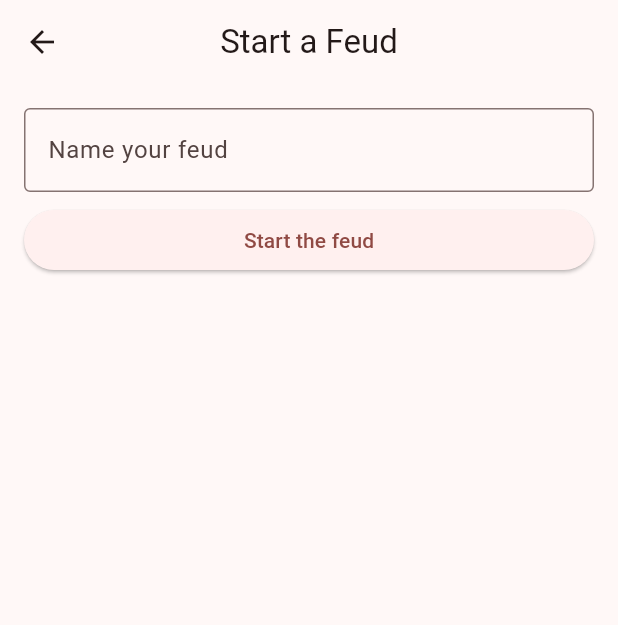
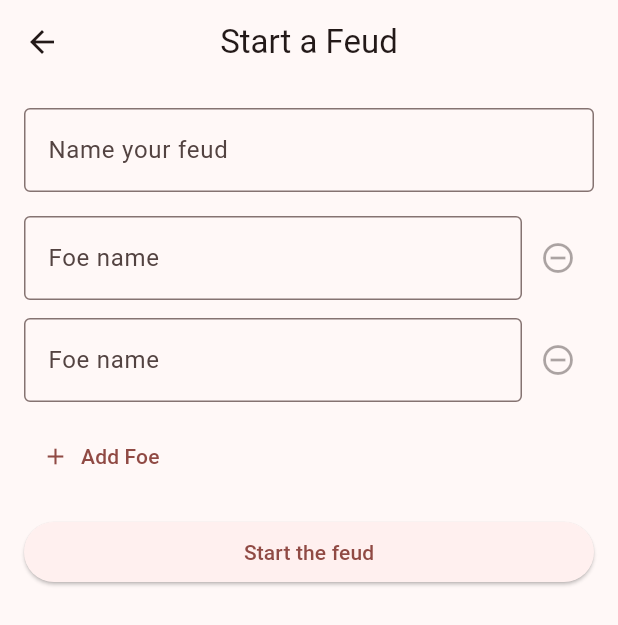
Before and after one commit to fravl/friendly-feuds, a Flutter app: the FeudStarterScreen screen opened directly, on a phone screen of 412 x 824 dp. Shown: the top 625 px of the screen. Run offline on Flutter 3.47's test engine with Material 3 defaults, Android fonts, the phone set to English and light mode, and no system bars; drawn by our look-alikes of flutter_form_builder; our stand-ins replace form_builder_validators, get, google_fonts, hive_ce, hive_ce_flutter; accounts and stored records are empty; Roboto replaces fonts that are missing (Comic Neue, Nosifer).

Commit message:
feat: add foes via feud form

```diff
--- a/lib/widgets/feud_form.dart
+++ b/lib/widgets/feud_form.dart
@@ -3,18 +3,50 @@ import 'package:flutter_form_builder/flutter_form_builder.dart';
 import 'package:form_builder_validators/form_builder_validators.dart';
 
 import '../models/feud.dart';
+import '../models/foe.dart';
 
-class FeudForm extends StatelessWidget {
+class FeudForm extends StatefulWidget {
   final void Function(Feud) onSubmit;
+
+  const FeudForm({super.key, required this.onSubmit});
+
+  @override
+  State<FeudForm> createState() => _FeudFormState();
+}
+
+class _FeudFormState extends State<FeudForm> {
   final _formKey = GlobalKey<FormBuilderState>();
 
-  FeudForm({super.key, required this.onSubmit});
+  // Ids of foe form fields
+  final List<int> _foeFields = [0, 1];
 
-  _submit() {
+  void _addFoeField() {
+    setState(() {
+      _foeFields.add(_foeFields.length);
+    });
+  }
+
+  void _removeFoeField(int index) {
+    setState(() {
+      if (_foeFields.length > 1) {
+        _foeFields.removeAt(index);
+      }
+    });
+  }
+
+  void _submit() {
     var formState = _formKey.currentState;
-    if (formState != null) {
-      var feud = Feud(name: formState.fields["name"]!.value);
-      onSubmit(feud);
+    if (formState != null && formState.saveAndValidate()) {
+      var name = formState.fields["name"]!.value as String;
+      var foes = <Foe>[];
+      for (int i = 0; i < _foeFields.length; i++) {
+        final value = formState.fields['foe_$i']?.value?.toString().trim();
+        if (value != null && value.isNotEmpty) {
+          foes.add(Foe(name: value));
+        }
+      }
+      var feud = Feud(name: name, foes: foes);
+      widget.onSubmit(feud);
     }
   }
 
@@ -35,14 +67,67 @@ class FeudForm extends StatelessWidget {
                 border: OutlineInputBorder(),
               ),
               autovalidateMode: AutovalidateMode.onUnfocus,
-                      validator: FormBuilderValidators.required()),
-                  const SizedBox(height: 8),
+              validator: FormBuilderValidators.required(),
+            ),
+            const SizedBox(height: 16),
+            ..._buildFoeFields(),
+            const SizedBox(height: 12),
+            Align(
+              alignment: Alignment.centerLeft,
+              child: TextButton.icon(
+                icon: const Icon(Icons.add),
+                label: const Text('Add Foe'),
+                onPressed: _addFoeField,
+              ),
+            ),
+            const SizedBox(height: 16),
             Row(children: [
               Expanded(
                 child: ElevatedButton(
                   onPressed: _submit,
-                            child: const Text("Start the feud")))
-                  ])
-                ])));
+                  child: const Text("Start the feud"),
+                ),
+              ),
+            ]),
+          ],
+        ),
+      ),
+    );
+  }
+
+  List<Widget> _buildFoeFields() {
+    List<Widget> fields = [];
+    for (int i = 0; i < _foeFields.length; i++) {
+      fields.add(
+        Row(
+          children: [
+            Expanded(
+              child: FormBuilderTextField(
+                name: 'foe_$i',
+                decoration: const InputDecoration(
+                  hintText: 'Foe name',
+                  border: OutlineInputBorder(),
+                ),
+                validator: FormBuilderValidators.required(),
+              ),
+            ),
+            IconButton(
+              icon: const Icon(Icons.remove_circle_outline),
+              onPressed:
+                  _foeFields.length > 2 ? () => _removeFoeField(i) : null,
+              color: _foeFields.length > 2 ? Colors.red : Colors.grey,
+              tooltip: _foeFields.length > 2
+                  ? 'Remove this foe'
+                  : 'At least two foes are required',
+            ),
+          ],
+        ),
+      );
+      // Add spacing between rows
+      if (i < _foeFields.length - 1) {
+        fields.add(const SizedBox(height: 12));
       }
     }
+    return fields;
+  }
+}
```
Lines whose indentation alone changed are shown as unchanged.
